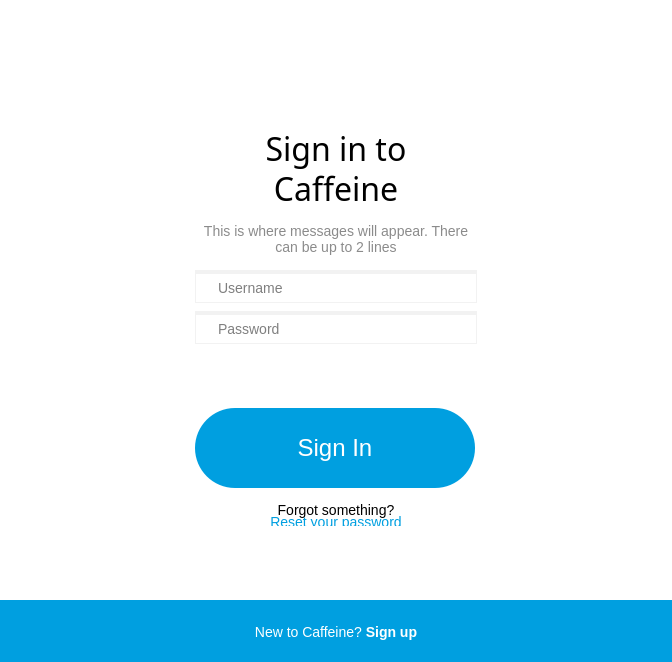
Qt form UI/forms/CaffeineSignIn.ui (caffeinetv/obs-studio) before a commit.
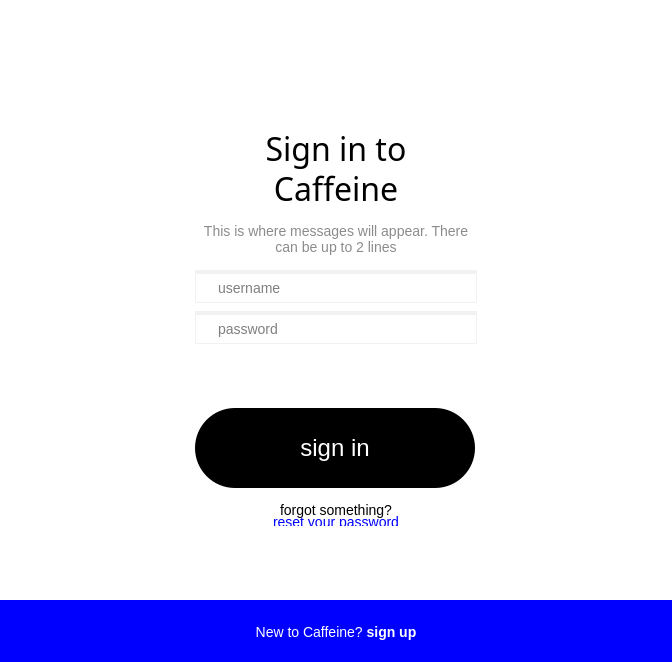
The same form after that commit. Icons and pictures are not drawn.

Commit message: UI: Update Caffeine UI designs

```diff
--- a/UI/forms/CaffeineSignIn.ui
+++ b/UI/forms/CaffeineSignIn.ui
@@ -266,15 +266,17 @@
 
 QPushButton {
 	font-size: 24px;
-	background-color: #009fe0;
+	background-color: black;
 	color:white;
 	border-radius: 40px;
-	border: 0px solid #009fe0;
+	border: 0px solid black;
 }
 
+
 QPushButton::hover {
 	background-color: #007cad;
 }
+
 </string>
   </property>
   <property name="modal">
@@ -477,7 +479,7 @@
         <string/>
        </property>
        <property name="placeholderText">
-        <string>Username</string>
+        <string>username</string>
        </property>
       </widget>
      </item>
@@ -503,7 +505,7 @@
         <enum>QLineEdit::Password</enum>
        </property>
        <property name="placeholderText">
-        <string>Password</string>
+        <string>password</string>
        </property>
       </widget>
      </item>
@@ -541,7 +543,7 @@
         <cursorShape>PointingHandCursor</cursorShape>
        </property>
        <property name="text">
-        <string>Sign In</string>
+        <string>sign in</string>
        </property>
       </widget>
      </item>
@@ -567,7 +569,7 @@
         <string notr="true">padding-bottom: 5px;</string>
        </property>
        <property name="text">
-        <string>&lt;p style=&quot;line-height: 75%; font-family: 'Poppins Light'; font-size: 14px;&quot;&gt;Forgot something?&lt;br/&gt;&lt;a href=&quot;https://www.caffeine.tv/forgot-password&quot; style=&quot;color: #009fe0; text-decoration: none&quot;&gt;Reset your password&lt;/a&gt;&lt;/p&gt;</string>
+        <string>&lt;p style=&quot;line-height: 75%; font-family: 'Poppins Light'; font-size: 14px;&quot;&gt;forgot something?&lt;br/&gt;&lt;a href=&quot;https://www.caffeine.tv/forgot-password&quot; style=&quot;color: #00f; text-decoration: none&quot;&gt;reset your password&lt;/a&gt;&lt;/p&gt;</string>
        </property>
        <property name="alignment">
         <set>Qt::AlignCenter</set>
@@ -610,10 +612,10 @@
       </size>
      </property>
      <property name="styleSheet">
-      <string notr="true">background-color: #009fe0; color: white; padding: 18px 0px 16px 0px;</string>
+      <string notr="true">background-color: #0000FF; color: white; padding: 18px 0px 16px 0px;</string>
      </property>
      <property name="text">
-      <string>New to Caffeine? &lt;a href=&quot;https://www.caffeine.tv/sign-up&quot; style=&quot;color: white; text-decoration: none; font-weight: bold&quot;&gt;Sign up&lt;/a&gt;</string>
+      <string>New to Caffeine? &lt;a href=&quot;https://www.caffeine.tv/sign-up&quot; style=&quot;color: white; text-decoration: none; font-weight: bold&quot;&gt;sign up&lt;/a&gt;</string>
      </property>
      <property name="alignment">
       <set>Qt::AlignCenter</set>
```
Left out of the diff: 4 changed lines with no effect on the pictures. The commit also changes 1 other file.
